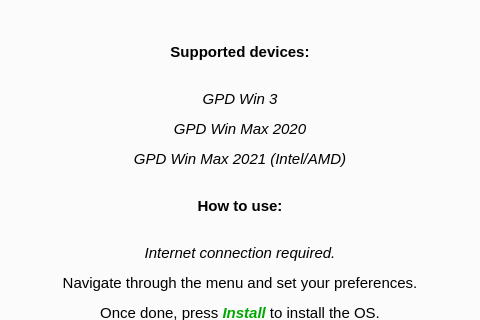
This is awxLinuxInstaller/awxlinuxinstaller.ui in A-w-x/GPD-Linux-AUR-repo as Qt 5 draws it before an edit; both pictures show x 160 to 640 and y 116 to 436 of the 800 by 809 pixel window. The edited form follows.
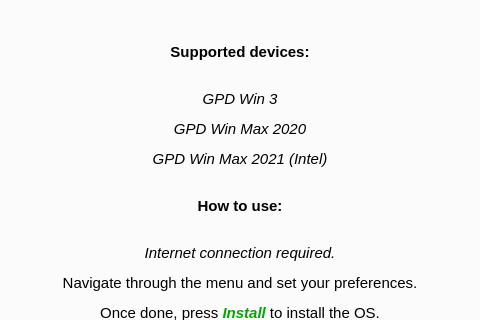
This is the edited form. The open tabs and pages were chosen to show the change. Icons and pictures are not drawn.

Patch:
```diff
--- a/awxLinuxInstaller/awxlinuxinstaller.ui
+++ b/awxLinuxInstaller/awxlinuxinstaller.ui
@@ -80,7 +80,7 @@
            </font>
           </property>
           <property name="text">
-           <string>&lt;html&gt;&lt;head/&gt;&lt;body&gt;&lt;p align=&quot;center&quot;&gt;&lt;br/&gt;&lt;/p&gt;&lt;p align=&quot;center&quot;&gt;&lt;span style=&quot; font-weight:700;&quot;&gt;Supported devices:&lt;/span&gt;&lt;br/&gt;&lt;/p&gt;&lt;p align=&quot;center&quot;&gt;&lt;span style=&quot; font-style:italic;&quot;&gt;GPD Win 3&lt;/span&gt;&lt;/p&gt;&lt;p align=&quot;center&quot;&gt;&lt;span style=&quot; font-style:italic;&quot;&gt;GPD Win Max 2020&lt;/span&gt;&lt;/p&gt;&lt;p align=&quot;center&quot;&gt;&lt;span style=&quot; font-style:italic;&quot;&gt;GPD Win Max 2021 (Intel/AMD)&lt;/span&gt;&lt;br/&gt;&lt;/p&gt;&lt;p align=&quot;center&quot;&gt;&lt;span style=&quot; font-weight:700;&quot;&gt;How to use:&lt;/span&gt;&lt;br/&gt;&lt;/p&gt;&lt;p align=&quot;center&quot;&gt;&lt;span style=&quot; font-style:italic;&quot;&gt;Internet connection required.&lt;/span&gt;&lt;/p&gt;&lt;p align=&quot;center&quot;&gt;Navigate through the menu and set your preferences.&lt;/p&gt;&lt;p align=&quot;center&quot;&gt;Once done, press &lt;span style=&quot; font-weight:700; font-style:italic; color:#00aa00;&quot;&gt;Install&lt;/span&gt; to install the OS.&lt;/p&gt;&lt;p align=&quot;center&quot;&gt;&lt;br/&gt;&lt;/p&gt;&lt;/body&gt;&lt;/html&gt;</string>
+           <string>&lt;html&gt;&lt;head/&gt;&lt;body&gt;&lt;p align=&quot;center&quot;&gt;&lt;br/&gt;&lt;/p&gt;&lt;p align=&quot;center&quot;&gt;&lt;span style=&quot; font-weight:700;&quot;&gt;Supported devices:&lt;/span&gt;&lt;br/&gt;&lt;/p&gt;&lt;p align=&quot;center&quot;&gt;&lt;span style=&quot; font-style:italic;&quot;&gt;GPD Win 3&lt;/span&gt;&lt;/p&gt;&lt;p align=&quot;center&quot;&gt;&lt;span style=&quot; font-style:italic;&quot;&gt;GPD Win Max 2020&lt;/span&gt;&lt;/p&gt;&lt;p align=&quot;center&quot;&gt;&lt;span style=&quot; font-style:italic;&quot;&gt;GPD Win Max 2021 (Intel)&lt;/span&gt;&lt;br/&gt;&lt;/p&gt;&lt;p align=&quot;center&quot;&gt;&lt;span style=&quot; font-weight:700;&quot;&gt;How to use:&lt;/span&gt;&lt;br/&gt;&lt;/p&gt;&lt;p align=&quot;center&quot;&gt;&lt;span style=&quot; font-style:italic;&quot;&gt;Internet connection required.&lt;/span&gt;&lt;/p&gt;&lt;p align=&quot;center&quot;&gt;Navigate through the menu and set your preferences.&lt;/p&gt;&lt;p align=&quot;center&quot;&gt;Once done, press &lt;span style=&quot; font-weight:700; font-style:italic; color:#00aa00;&quot;&gt;Install&lt;/span&gt; to install the OS.&lt;/p&gt;&lt;p align=&quot;center&quot;&gt;&lt;br/&gt;&lt;/p&gt;&lt;/body&gt;&lt;/html&gt;</string>
           </property>
          </widget>
         </item>
```
Left out of the diff: 2 changed lines with no effect on the pictures.
